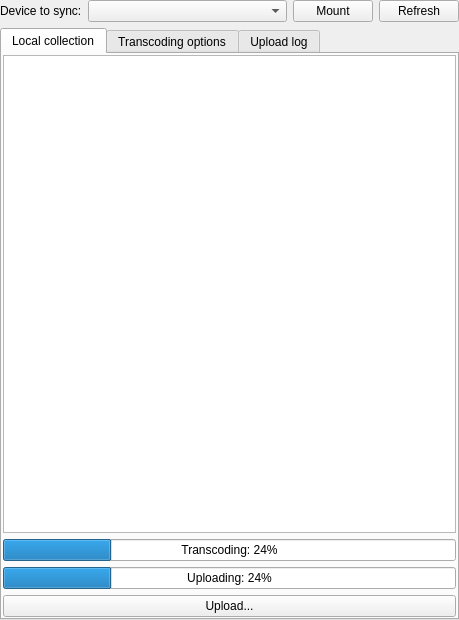
The window that src/plugins/lmp/sync/devicesbrowserwidget.ui (0xd34df00d/leechcraft) describes before a commit, drawn with Qt 5.
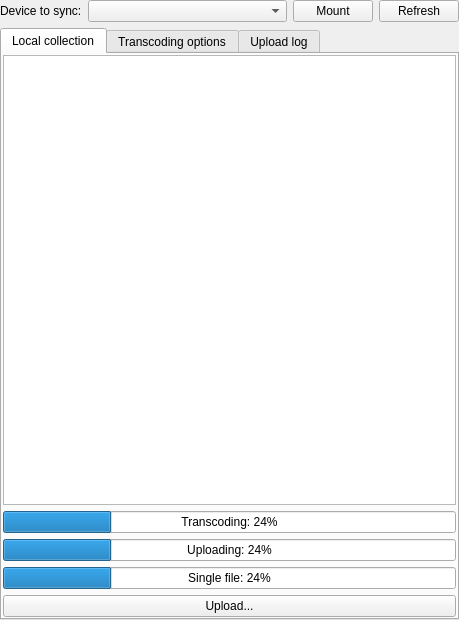
The same window after the commit. Custom widgets are drawn as their Qt base class.

Commit message: [LMP] Handle single file upload progress in UI.

Diff of the .ui file:
```diff
--- a/src/plugins/lmp/sync/devicesbrowserwidget.ui
+++ b/src/plugins/lmp/sync/devicesbrowserwidget.ui
@@ -94,6 +94,16 @@
          </property>
         </widget>
        </item>
+       <item>
+        <widget class="QProgressBar" name="SingleUploadProgress_">
+         <property name="value">
+          <number>24</number>
+         </property>
+         <property name="format">
+          <string>Single file: %p%</string>
+         </property>
+        </widget>
+       </item>
        <item>
         <widget class="QPushButton" name="UploadButton_">
          <property name="text">
```
The commit also changes 2 other files.
